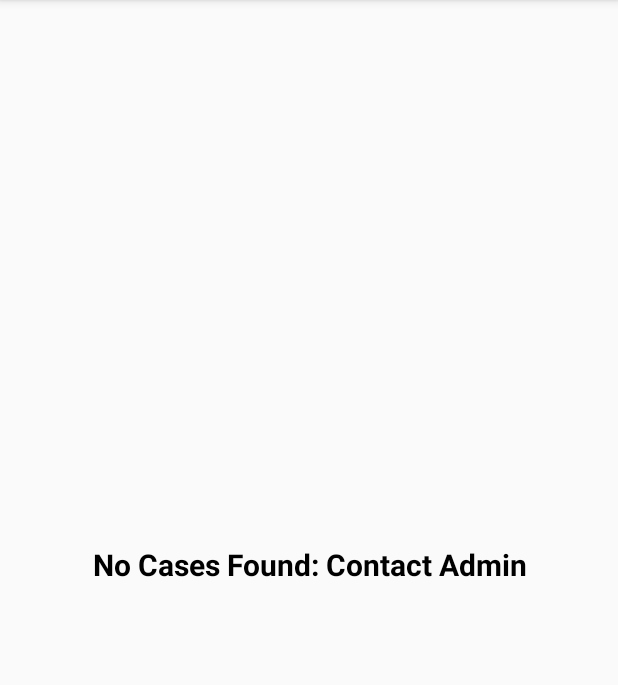
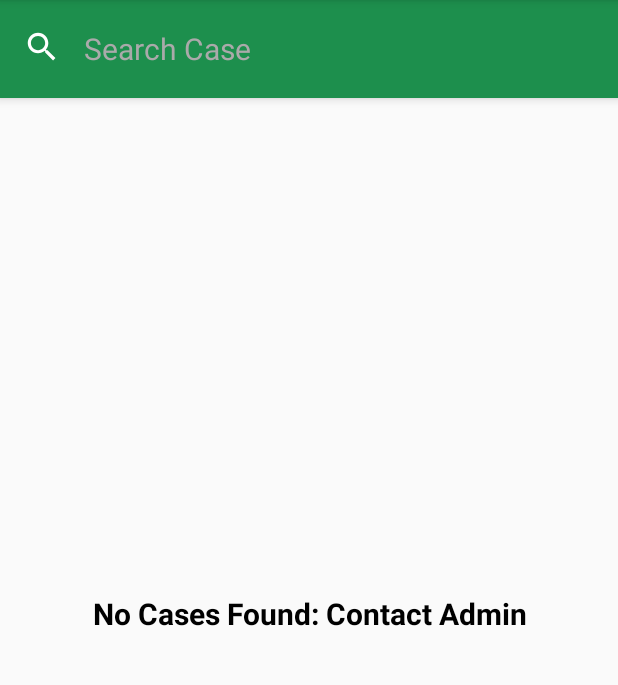
Before and after one commit to khurrammushtaq55/PunjabBanker, an Android app: the CasesActivity screen opened directly, with no data from a screen before it, on a phone screen of 412 x 824 dp, the part 84-769 px from its top. Run offline under Robolectric (Android 15) with nearby library versions, the phone set to English and light mode, and no system bars; libraries missing offline, so code that uses them is left out: com.gu.toolargetool, com.wang.avi; 1 statement that could not run was skipped.

Commit message:
search functionality added

```diff
--- a/app/build.gradle
+++ b/app/build.gradle
@@ -30,6 +30,9 @@ android {
     compileOptions {
         sourceCompatibility JavaVersion.VERSION_1_8
         targetCompatibility JavaVersion.VERSION_1_8
+    }
+    kotlinOptions {
+        jvmTarget = JavaVersion.VERSION_1_8
     }
 }
 
--- a/app/src/main/java/com/mmushtaq/bank/activities/LoginActivity.java
+++ b/app/src/main/java/com/mmushtaq/bank/activities/LoginActivity.java
@@ -48,8 +48,6 @@ public class LoginActivity extends AppCompatActivity {
             edtUsername = findViewById(R.id.input_email);
             edtPassword = findViewById(R.id.input_password);
             btnLogin = findViewById(R.id.btn_login);
-//            edtUsername.setText("kamran.mustafa1991@gmail.com");
-//            edtPassword.setText("123456");
             btnLogin.setOnClickListener(v -> {
                 String username = edtUsername.getText().toString();
                 String password = edtPassword.getText().toString();
--- /dev/null
+++ b/app/src/main/res/drawable/ic_search.xml
@@ -0,0 +1,9 @@
+<vector xmlns:android="http://schemas.android.com/apk/res/android"
+    android:width="32dp"
+    android:height="32dp"
+    android:viewportWidth="24.0"
+    android:viewportHeight="24.0">
+    <path
+        android:fillColor="#FFFFFFFF"
+        android:pathData="M15.5,14h-0.79l-0.28,-0.27C15.41,12.59 16,11.11 16,9.5 16,5.91 13.09,3 9.5,3S3,5.91 3,9.5 5.91,16 9.5,16c1.61,0 3.09,-0.59 4.23,-1.57l0.27,0.28v0.79l5,4.99L20.49,19l-4.99,-5zM9.5,14C7.01,14 5,11.99 5,9.5S7.01,5 9.5,5 14,7.01 14,9.5 11.99,14 9.5,14z"/>
+</vector>
--- a/app/src/main/res/layout/activity_bank_users.xml
+++ /dev/null
@@ -1,48 +0,0 @@
-<?xml version="1.0" encoding="utf-8"?>
-<androidx.constraintlayout.widget.ConstraintLayout xmlns:android="http://schemas.android.com/apk/res/android"
-    xmlns:app="http://schemas.android.com/apk/res-auto"
-    android:orientation="vertical"
-    android:layout_width="match_parent"
-    android:layout_height="match_parent">
-
-
-    <androidx.recyclerview.widget.RecyclerView
-        android:id="@+id/bankUsersRecyclerView"
-        android:layout_width="0dp"
-        android:layout_height="0dp"
-        android:layout_marginBottom="16dp"
-        app:layout_constraintBottom_toBottomOf="parent"
-        app:layout_constraintEnd_toEndOf="parent"
-        app:layout_constraintStart_toStartOf="parent"
-        app:layout_constraintTop_toBottomOf="@+id/sync" />
-
-    <TextView
-        android:id="@+id/emptyListView"
-        android:layout_width="match_parent"
-        android:layout_height="wrap_content"
-        android:gravity="center"
-        android:textAlignment="center"
-        android:textStyle="bold"
-        android:textColor="#000000"
-        android:textSize="20sp"
-        android:visibility="gone"
-        android:text="No Cases Found: Contact Admin"
-        app:layout_constraintBottom_toBottomOf="@+id/bankUsersRecyclerView"
-        app:layout_constraintEnd_toEndOf="@+id/bankUsersRecyclerView"
-        app:layout_constraintStart_toStartOf="parent"
-        app:layout_constraintTop_toBottomOf="@+id/sync" />
-    <Button
-        android:id="@+id/sync"
-        android:layout_width="0dp"
-        android:layout_height="wrap_content"
-        android:layout_marginStart="24dp"
-        android:layout_marginTop="8dp"
-        android:layout_marginEnd="24dp"
-        android:background="@color/colorPrimary"
-        android:text="Sync local data"
-        android:textColor="#ffffff"
-        android:visibility="gone"
-        app:layout_constraintEnd_toEndOf="parent"
-        app:layout_constraintStart_toStartOf="parent"
-        app:layout_constraintTop_toTopOf="parent" />
-</androidx.constraintlayout.widget.ConstraintLayout>
--- /dev/null
+++ b/app/src/main/res/layout/activity_cases_list.xml
@@ -0,0 +1,87 @@
+<?xml version="1.0" encoding="utf-8"?>
+<androidx.constraintlayout.widget.ConstraintLayout xmlns:android="http://schemas.android.com/apk/res/android"
+    xmlns:app="http://schemas.android.com/apk/res-auto"
+    android:layout_width="match_parent"
+    android:layout_height="match_parent"
+    android:orientation="vertical">
+
+    <com.google.android.material.appbar.AppBarLayout
+        android:id="@+id/searchBar"
+        android:layout_width="match_parent"
+        android:layout_height="65dp"
+        android:background="@color/colorPrimary"
+        app:layout_constraintEnd_toEndOf="parent"
+        app:layout_constraintStart_toStartOf="parent"
+        app:layout_constraintTop_toTopOf="parent">
+
+        <RelativeLayout
+            android:layout_width="match_parent"
+            android:layout_height="match_parent"
+            android:gravity="center_vertical">
+
+            <ImageView
+                android:id="@+id/ivBackArrow"
+                android:layout_width="25dp"
+                android:layout_height="25dp"
+                android:layout_marginEnd="15dp"
+                android:layout_marginStart="15dp"
+                android:src="@drawable/ic_search" />
+
+            <EditText
+                android:id="@+id/etSearchCases"
+                android:layout_width="match_parent"
+                android:layout_height="wrap_content"
+                android:layout_toEndOf="@id/ivBackArrow"
+                android:background="@null"
+                android:hint="Search Case"
+                android:textColor="@android:color/white"
+                android:textColorHint="@android:color/darker_gray"
+                android:textSize="20sp" />
+        </RelativeLayout>
+
+
+    </com.google.android.material.appbar.AppBarLayout>
+
+
+    <Button
+        android:id="@+id/syncButton"
+        android:layout_width="0dp"
+        android:layout_height="wrap_content"
+        android:layout_marginStart="24dp"
+        android:layout_marginTop="8dp"
+        android:layout_marginEnd="24dp"
+        android:background="@color/colorPrimary"
+        android:text="Sync local data"
+        android:textColor="#ffffff"
+        android:visibility="gone"
+        app:layout_constraintEnd_toEndOf="parent"
+        app:layout_constraintStart_toStartOf="parent"
+        app:layout_constraintTop_toBottomOf="@id/searchBar" />
+
+    <androidx.recyclerview.widget.RecyclerView
+        android:id="@+id/bankUsersRecyclerView"
+        android:layout_width="0dp"
+        android:layout_height="0dp"
+        android:layout_marginBottom="16dp"
+        app:layout_constraintBottom_toBottomOf="parent"
+        app:layout_constraintEnd_toEndOf="parent"
+        app:layout_constraintStart_toStartOf="parent"
+        app:layout_constraintTop_toBottomOf="@+id/syncButton" />
+
+    <TextView
+        android:id="@+id/emptyListView"
+        android:layout_width="match_parent"
+        android:layout_height="wrap_content"
+        android:gravity="center"
+        android:text="No Cases Found: Contact Admin"
+        android:textAlignment="center"
+        android:textColor="#000000"
+        android:textSize="20sp"
+        android:textStyle="bold"
+        android:visibility="gone"
+        app:layout_constraintBottom_toBottomOf="@+id/bankUsersRecyclerView"
+        app:layout_constraintEnd_toEndOf="@+id/bankUsersRecyclerView"
+        app:layout_constraintStart_toStartOf="parent"
+        app:layout_constraintTop_toBottomOf="@+id/syncButton" />
+
+</androidx.constraintlayout.widget.ConstraintLayout>
```
Also changed, not shown: app/src/main/java/com/mmushtaq/bank/activities/CasesActivity.kt (+28 -9 lines), app/src/main/java/com/mmushtaq/bank/adapter/CasesAdapter.kt (+38 -14 lines), app/src/main/java/com/mmushtaq/bank/model/Case.java (+11 -0 lines), app/src/main/res/layout/activity_login.xml (+5 -10 lines), app/src/main/res/layout/item_cases.xml (renamed from app/src/main/res/layout/item_banks_users.xml), 2 other files.
